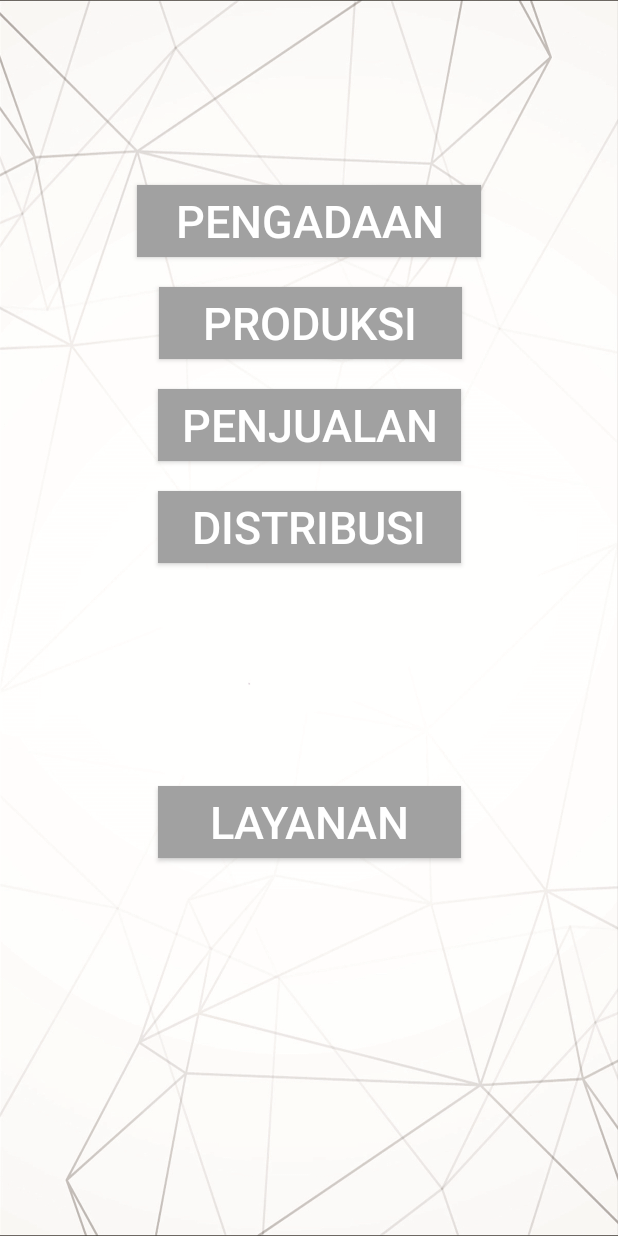
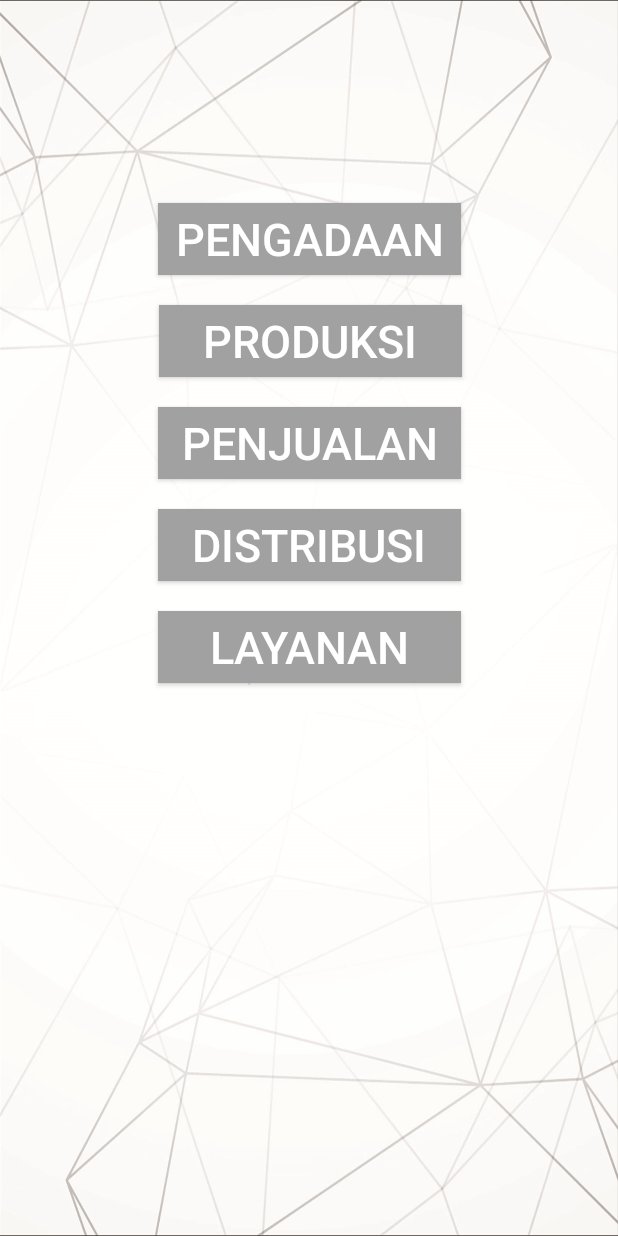
Before and after one commit to prosperoinv/MainProject, an Android app: the screen it shows after launch once a user with an empty profile is signed in (dummy), on a phone screen of 412 x 824 dp. Run offline under Robolectric (Android 15) with nearby library versions, the phone set to English and light mode, and no system bars; our stand-ins replace Firebase (no records; nobody signed in at launch, a user with empty details on screens opened directly).

Commit message:
qoyum is back on track AND STILL

```diff
--- a/app/src/main/res/layout/activity_dummy.xml
+++ b/app/src/main/res/layout/activity_dummy.xml
@@ -9,14 +9,14 @@
 
     <Button
         android:id="@+id/button2"
-        android:layout_width="0dp"
+        android:layout_width="202dp"
         android:layout_height="wrap_content"
         android:layout_marginBottom="20dp"
         android:layout_marginEnd="91dp"
         android:layout_marginLeft="91dp"
         android:layout_marginRight="91dp"
         android:layout_marginStart="91dp"
-        android:layout_marginTop="123dp"
+        android:layout_marginTop="135dp"
         android:background="#FFA1A1A1"
         android:onClick="gopengadaan"
         android:text="Pengadaan"
@@ -67,7 +67,6 @@
         android:id="@+id/button7"
         android:layout_width="202dp"
         android:layout_height="wrap_content"
-        android:layout_marginBottom="124dp"
         android:layout_marginEnd="111dp"
         android:layout_marginLeft="112dp"
         android:layout_marginRight="111dp"
@@ -78,7 +77,6 @@
         android:text="Layanan"
         android:textColor="@android:color/white"
         android:textSize="30dp"
-        app:layout_constraintBottom_toBottomOf="parent"
         app:layout_constraintEnd_toEndOf="parent"
         app:layout_constraintStart_toStartOf="parent"
         app:layout_constraintTop_toBottomOf="@+id/button6" />
--- a/app/src/main/res/layout/activity_login.xml
+++ b/app/src/main/res/layout/activity_login.xml
@@ -4,7 +4,7 @@
     xmlns:tools="http://schemas.android.com/tools"
     android:layout_width="match_parent"
     android:layout_height="match_parent"
-    android:background="@drawable/login"
+    android:background="@drawable/login1"
     android:orientation="vertical"
     tools:context="id.simplify.prosperoinv.Login">
 
```
Also changed, not shown: app/src/main/res/drawable-v24/login1.jpg (added).
